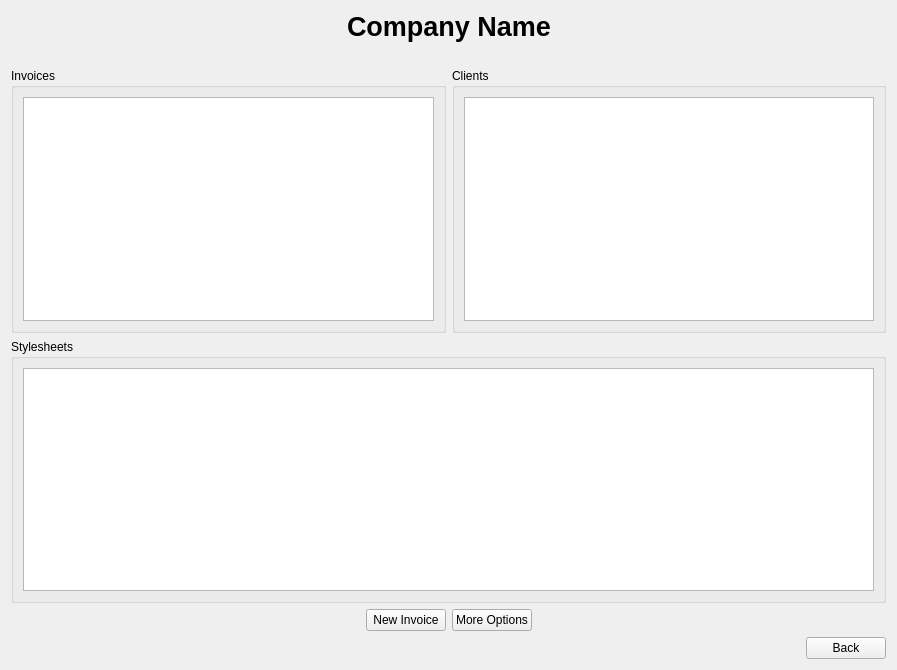
The window that MainPage.ui (MickaelOnTheWave/InvoiceManager) describes before a commit, drawn with Qt 5.
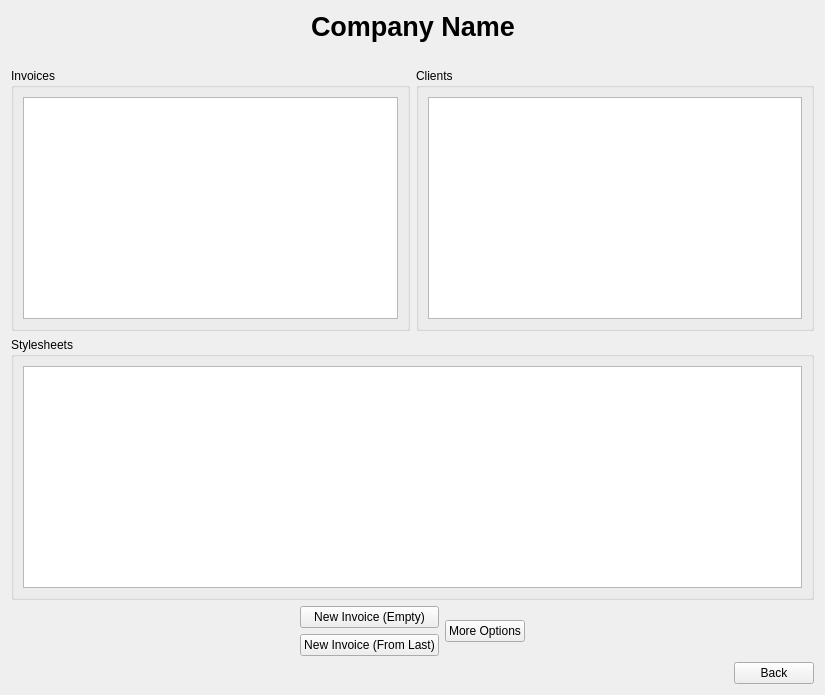
The same window after the commit. Custom widgets are drawn as their Qt base class.

Commit message: Added New invoice from last one option

Patch:
```diff
--- a/MainPage.ui
+++ b/MainPage.ui
@@ -6,14 +6,14 @@
    <rect>
     <x>0</x>
     <y>0</y>
-    <width>897</width>
-    <height>670</height>
+    <width>825</width>
+    <height>695</height>
    </rect>
   </property>
   <property name="windowTitle">
    <string>Form</string>
   </property>
-  <layout class="QVBoxLayout" name="verticalLayout_4">
+  <layout class="QVBoxLayout" name="verticalLayout_5">
    <item>
     <layout class="QHBoxLayout" name="horizontalLayout_2">
      <item>
@@ -130,11 +130,22 @@
       </spacer>
      </item>
      <item>
-      <widget class="QPushButton" name="newInvoiceButton">
+      <layout class="QVBoxLayout" name="verticalLayout_4">
+       <item>
+        <widget class="QPushButton" name="newInvoiceFromEmptyButton">
        <property name="text">
-        <string>New Invoice</string>
-       </property>
-      </widget>
+          <string>New Invoice (Empty)</string>
+         </property>
+        </widget>
+       </item>
+       <item>
+        <widget class="QPushButton" name="newInvoiceFromLastButton">
+         <property name="text">
+          <string>New Invoice (From Last)</string>
+         </property>
+        </widget>
+       </item>
+      </layout>
      </item>
      <item>
       <widget class="QPushButton" name="moreButton">
```
Lines whose indentation alone changed are shown as unchanged. The commit also changes 11 other files.
